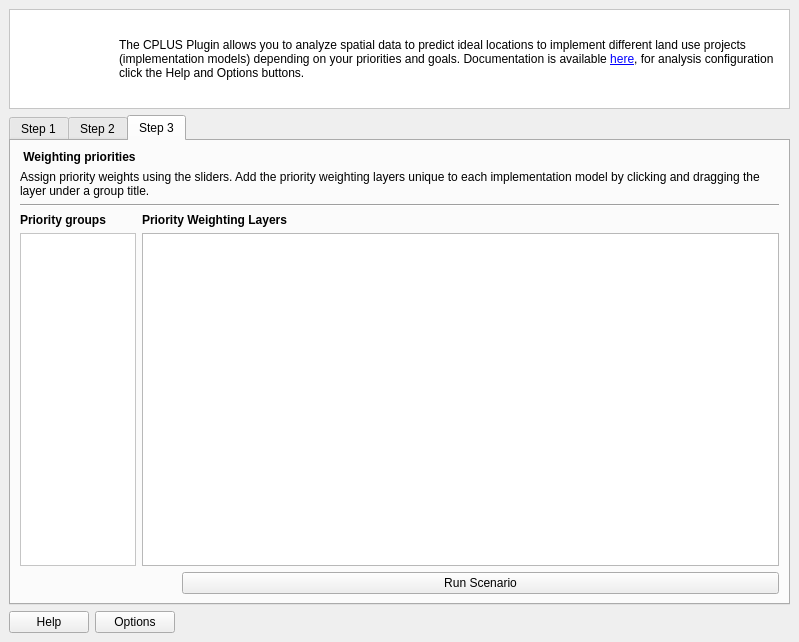
First picture: the form in src/cplus_plugin/ui/qgis_cplus_main_dockwidget.ui, repository ConservationInternational/cplus-plugin, before the edit.
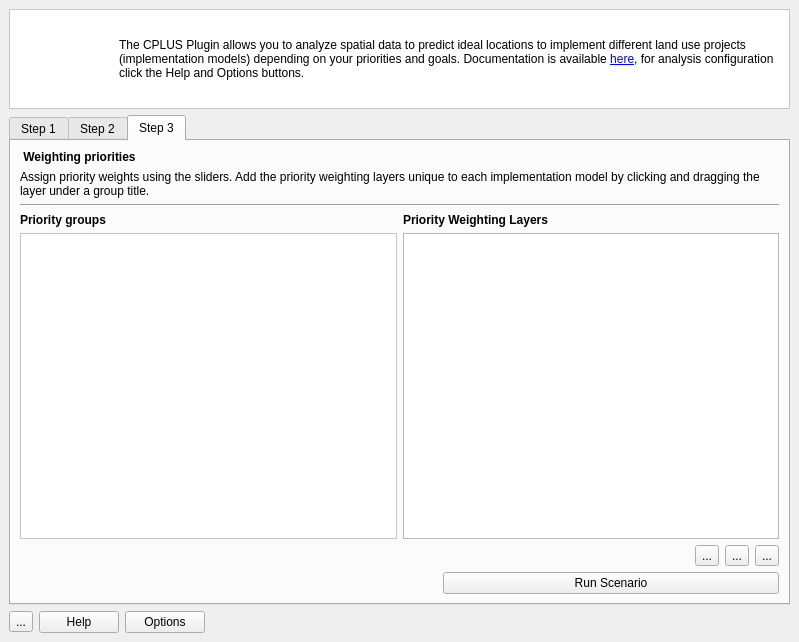
Second picture: the form after the edit. The open tabs and pages were chosen to show the change. Icons and pictures are not drawn. Custom widgets are drawn as their Qt base class.

Commit message: settings functions for priority layers

The edit to the form file:
```diff
--- a/src/cplus_plugin/ui/qgis_cplus_main_dockwidget.ui
+++ b/src/cplus_plugin/ui/qgis_cplus_main_dockwidget.ui
@@ -90,7 +90,7 @@
     <item>
      <widget class="QTabWidget" name="tab_widget">
       <property name="currentIndex">
-       <number>1</number>
+       <number>2</number>
       </property>
       <widget class="QWidget" name="step_3">
        <attribute name="title">
@@ -625,20 +625,7 @@
         <string>Step 3</string>
        </attribute>
        <layout class="QGridLayout" name="gridLayout">
-        <item row="3" column="2">
-         <widget class="QLabel" name="label_122">
-          <property name="font">
-           <font>
-            <weight>75</weight>
-            <bold>true</bold>
-           </font>
-          </property>
-          <property name="text">
-           <string>Priority Weighting Layers</string>
-          </property>
-         </widget>
-        </item>
-        <item row="0" column="0" colspan="2">
+        <item row="0" column="0">
          <widget class="QLabel" name="label_78">
           <property name="font">
            <font>
@@ -651,27 +638,7 @@
           </property>
          </widget>
         </item>
-        <item row="3" column="0">
-         <widget class="QLabel" name="label_121">
-          <property name="font">
-           <font>
-            <weight>75</weight>
-            <bold>true</bold>
-           </font>
-          </property>
-          <property name="text">
-           <string>Priority groups</string>
-          </property>
-         </widget>
-        </item>
-        <item row="2" column="0" colspan="3">
-         <widget class="Line" name="line_4">
-          <property name="orientation">
-           <enum>Qt::Horizontal</enum>
-          </property>
-         </widget>
-        </item>
-        <item row="1" column="0" colspan="3">
+        <item row="1" column="0" colspan="2">
          <widget class="QLabel" name="label_77">
           <property name="text">
            <string>Assign priority weights using the sliders. Add the priority weighting layers unique to each implementation model by clicking and dragging the layer under a group title.</string>
@@ -681,40 +648,40 @@
           </property>
          </widget>
         </item>
-        <item row="5" column="2">
-         <layout class="QHBoxLayout" name="horizontalLayout_3">
-          <item>
-           <spacer name="horizontalSpacer_2">
-            <property name="orientation">
-             <enum>Qt::Horizontal</enum>
-            </property>
-            <property name="sizeHint" stdset="0">
-             <size>
-              <width>40</width>
-              <height>20</height>
-             </size>
-            </property>
-           </spacer>
-          </item>
-          <item>
-           <widget class="QPushButton" name="run_scenario_btn">
-            <property name="sizePolicy">
-             <sizepolicy hsizetype="Expanding" vsizetype="Preferred">
-              <horstretch>10</horstretch>
-              <verstretch>3</verstretch>
-             </sizepolicy>
-            </property>
-            <property name="text">
-             <string>Run Scenario</string>
-            </property>
-           </widget>
-          </item>
-         </layout>
+        <item row="2" column="0" colspan="2">
+         <widget class="Line" name="line_4">
+          <property name="orientation">
+           <enum>Qt::Horizontal</enum>
+          </property>
+         </widget>
         </item>
-        <item row="4" column="2">
-         <widget class="QListWidget" name="priority_layers_list"/>
+        <item row="3" column="0">
+         <widget class="QLabel" name="label_121">
+          <property name="font">
+           <font>
+            <weight>75</weight>
+            <bold>true</bold>
+           </font>
+          </property>
+          <property name="text">
+           <string>Priority groups</string>
+          </property>
+         </widget>
         </item>
-        <item row="4" column="0" colspan="2">
+        <item row="3" column="1">
+         <widget class="QLabel" name="label_122">
+          <property name="font">
+           <font>
+            <weight>75</weight>
+            <bold>true</bold>
+           </font>
+          </property>
+          <property name="text">
+           <string>Priority Weighting Layers</string>
+          </property>
+         </widget>
+        </item>
+        <item row="4" column="0">
          <widget class="QFrame" name="priority_groups_frame">
           <property name="minimumSize">
            <size>
@@ -748,8 +715,8 @@
                <rect>
                 <x>0</x>
                 <y>0</y>
-                <width>127</width>
-                <height>195</height>
+                <width>357</width>
+                <height>236</height>
                </rect>
               </property>
              </widget>
@@ -758,6 +725,86 @@
           </layout>
          </widget>
         </item>
+        <item row="4" column="1">
+         <widget class="QListWidget" name="priority_layers_list"/>
+        </item>
+        <item row="5" column="1">
+         <layout class="QHBoxLayout" name="horizontalLayout_4">
+          <item>
+           <spacer name="horizontalSpacer_3">
+            <property name="orientation">
+             <enum>Qt::Horizontal</enum>
+            </property>
+            <property name="sizeHint" stdset="0">
+             <size>
+              <width>40</width>
+              <height>20</height>
+             </size>
+            </property>
+           </spacer>
+          </item>
+          <item>
+           <widget class="QToolButton" name="add_pwl_btn">
+            <property name="text">
+             <string>...</string>
+            </property>
+            <property name="icon">
+             <iconset theme="add"/>
+            </property>
+           </widget>
+          </item>
+          <item>
+           <widget class="QToolButton" name="edit_pwl_btn">
+            <property name="text">
+             <string>...</string>
+            </property>
+            <property name="icon">
+             <iconset theme="edit"/>
+            </property>
+           </widget>
+          </item>
+          <item>
+           <widget class="QToolButton" name="remove_pwl_btn">
+            <property name="text">
+             <string>...</string>
+            </property>
+            <property name="icon">
+             <iconset theme="remove"/>
+            </property>
+           </widget>
+          </item>
+         </layout>
+        </item>
+        <item row="6" column="1">
+         <layout class="QHBoxLayout" name="horizontalLayout_3">
+          <item>
+           <spacer name="horizontalSpacer_2">
+            <property name="orientation">
+             <enum>Qt::Horizontal</enum>
+            </property>
+            <property name="sizeHint" stdset="0">
+             <size>
+              <width>40</width>
+              <height>20</height>
+             </size>
+            </property>
+           </spacer>
+          </item>
+          <item>
+           <widget class="QPushButton" name="run_scenario_btn">
+            <property name="sizePolicy">
+             <sizepolicy hsizetype="Expanding" vsizetype="Preferred">
+              <horstretch>10</horstretch>
+              <verstretch>3</verstretch>
+             </sizepolicy>
+            </property>
+            <property name="text">
+             <string>Run Scenario</string>
+            </property>
+           </widget>
+          </item>
+         </layout>
+        </item>
        </layout>
       </widget>
      </widget>
@@ -766,6 +813,13 @@
      <layout class="QHBoxLayout" name="horizontalLayout_2">
       <item>
        <layout class="QHBoxLayout" name="horizontalLayout">
+        <item>
+         <widget class="QToolButton" name="toolButton">
+          <property name="text">
+           <string>...</string>
+          </property>
+         </widget>
+        </item>
         <item>
          <widget class="QPushButton" name="help_btn">
           <property name="maximumSize">
```
The commit also changes 2 other files.
